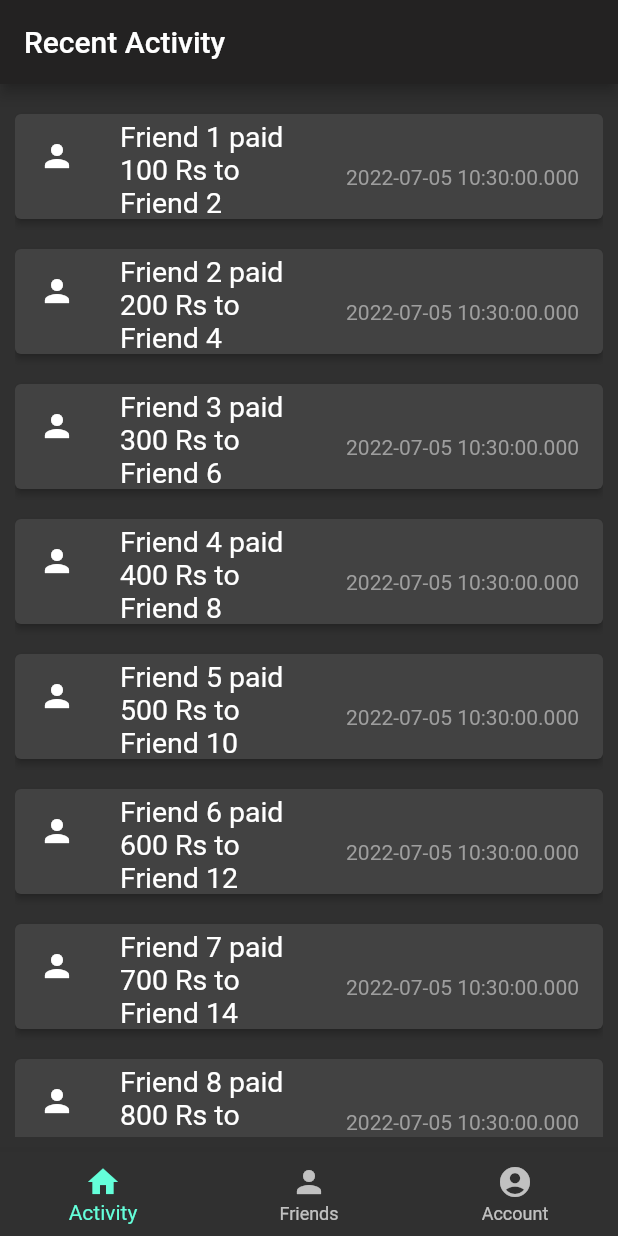
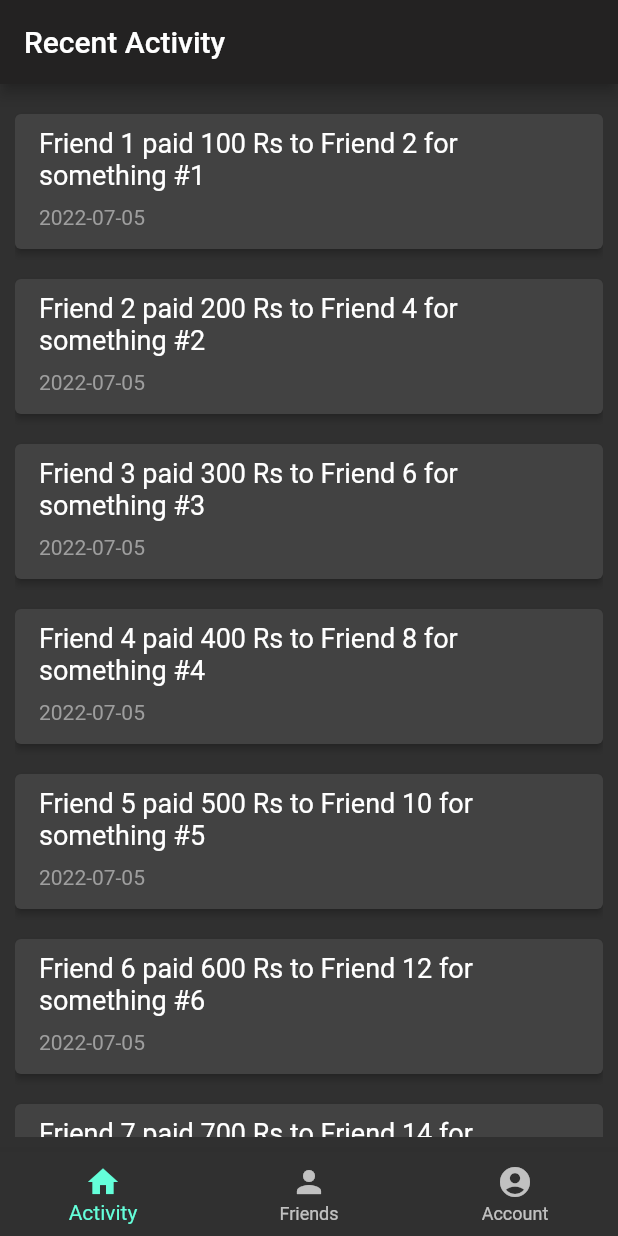
Before and after one commit to 159aadi314/campus_splitwise, a Flutter app: the screen it shows after launch, on a phone screen of 412 x 824 dp. Run offline on Flutter 3.47's test engine with Material 2 defaults, Android fonts, the phone set to English and light mode, and no system bars; our stand-ins replace email_validator; missing offline and left inert: cloud_firestore_web, firebase_core_web; accounts and stored records are empty.

Commit message:
activity page styling done, date formatting left, clear button left

```diff
--- a/lib/src/activity_page.dart
+++ b/lib/src/activity_page.dart
@@ -14,6 +14,7 @@ class _ActivityPageState extends State<ActivityPage> {
       'id': index,
       'sender': 'Friend ${index+1}',
       'receiver' : 'Friend ${2*index+2}',
+      'desc' : 'something #${index+1}',
       'amount' : 100*index+100,
       'time' : DateTime.now(),
     };
@@ -46,28 +47,27 @@ class _ActivityPageState extends State<ActivityPage> {
   }
 }
 
-Widget buildBox(Map<String,dynamic> activity) => Hero(
-  tag: 'activity-${activity['id']}',
-  child: SizedBox(
-    height: 90,
+Widget buildBox(Map<String,dynamic> activity) => SizedBox(
+  height: 110,
   child: Card(
     key: ValueKey(activity["id"]),
     elevation: 2,
-
     margin: const EdgeInsets.symmetric(vertical: 10),
     child: ListTile(
-        visualDensity: VisualDensity.comfortable,
-        // increase size of this icon
-        leading:
-        const Icon(Icons.person),
-        title: Text('${activity['sender']} paid ${activity['amount']} Rs to ${activity['receiver']}', style: TextStyle(fontSize: 19 )),
       onTap: () {},
-        trailing: Column(
-          mainAxisAlignment: MainAxisAlignment.center,
-          crossAxisAlignment: CrossAxisAlignment.end,
+      title:
+      Column(
+        mainAxisAlignment: MainAxisAlignment.start,
+        crossAxisAlignment: CrossAxisAlignment.start,
         children: <Widget>[
+          SizedBox(height: 5),
           Text(
-              '${activity['time']}',
+            '${activity['sender']} paid ${activity['amount']} Rs to ${activity['receiver']} for ${activity['desc']}',
+            style: TextStyle(fontSize: 18 )
+          ),
+          SizedBox(height: 10),
+          Text(
+            '${activity['time']}'.substring(0,10),
             style: const TextStyle(
               fontSize: 14,
               fontFamily: 'Roboto',
@@ -78,5 +78,4 @@ Widget buildBox(Map<String,dynamic> activity) => Hero(
       ),
     ),
   ),
-  ),
 );
--- a/lib/src/add_expense.dart
+++ b/lib/src/add_expense.dart
@@ -60,7 +60,7 @@ class _AddExpenseState extends State<AddExpense> {
                   padding: const EdgeInsets.fromLTRB(20, 20, 20, 5),
                   child:
                   Row(children: [
-                    Text('Paid to ', style: TextStyle( fontSize: 20)),
+                    Text('Paid by', style: TextStyle( fontSize: 20)),
                     SizedBox(width: 10),
                     Container(
                       // make rounded
--- a/lib/src/add_friend.dart
+++ b/lib/src/add_friend.dart
@@ -1,6 +1,5 @@
-
 import 'package:flutter/material.dart';
-import 'package:flutter/services.dart';
+import 'package:email_validator/email_validator.dart';
 
 class AddFriend extends StatefulWidget {
   const AddFriend({Key? key}) : super(key: key);
@@ -58,6 +57,7 @@ class _AddFriendState extends State<AddFriend> {
                             ),
                           ),
                           autofocus: true,
+                          validator: (value) => EmailValidator.validate(value!) ? null : "Please enter a valid email",
                         ),
                       ),
                     ],
@@ -72,9 +72,9 @@ class _AddFriendState extends State<AddFriend> {
               icon: Icon(Icons.check, color: Colors.black),
               // shift 10 unit left
               label: Text('Confirm', style: TextStyle(color: Colors.black)),
-              // style: ElevatedButton.styleFrom(
-              //   Color: MaterialStateProperty.all<Color>(Colors.greenAccent),
-              // ),
+              style: ElevatedButton.styleFrom(
+                primary: Colors.greenAccent,
+              ),
               onPressed: () {
                 if (_formKey.currentState!.validate()) {
                   // If the form is valid, display a snackbar. In the real world,
--- a/pubspec.yaml
+++ b/pubspec.yaml
@@ -34,6 +34,7 @@ dependencies:
   # Use with the CupertinoIcons class for iOS style icons.
   cupertino_icons: ^1.0.2
   cloud_firestore: ^3.2.1
+  email_validator: ^2.0.1
 
 dev_dependencies:
   flutter_test:
```
Also changed, not shown: pubspec.lock. Lines whose indentation alone changed are shown as unchanged.
